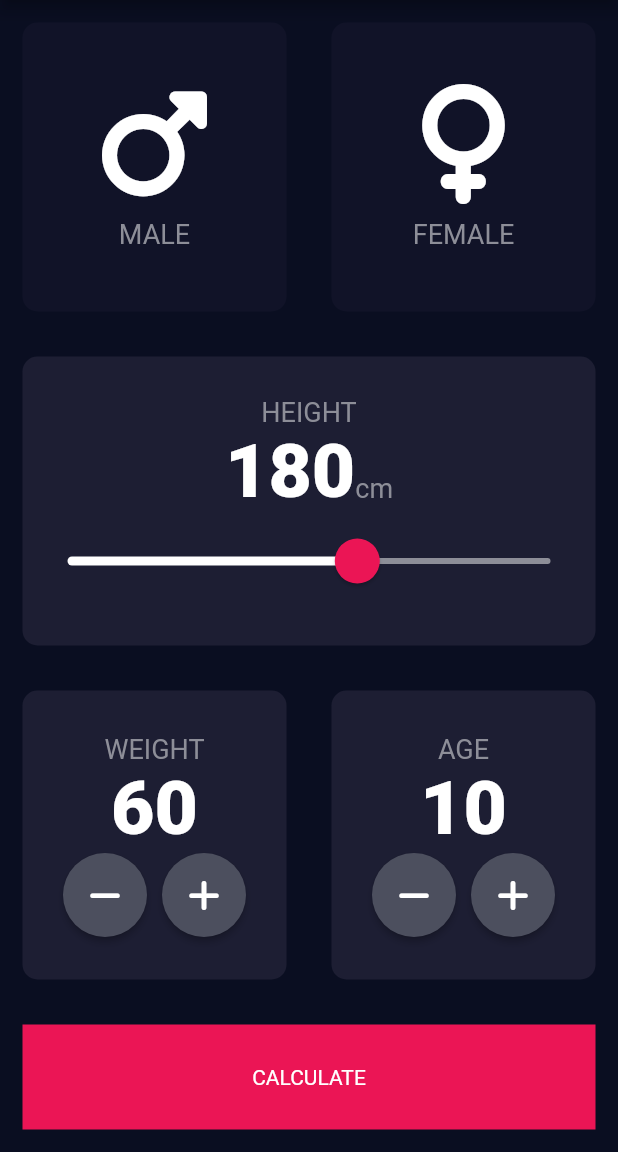
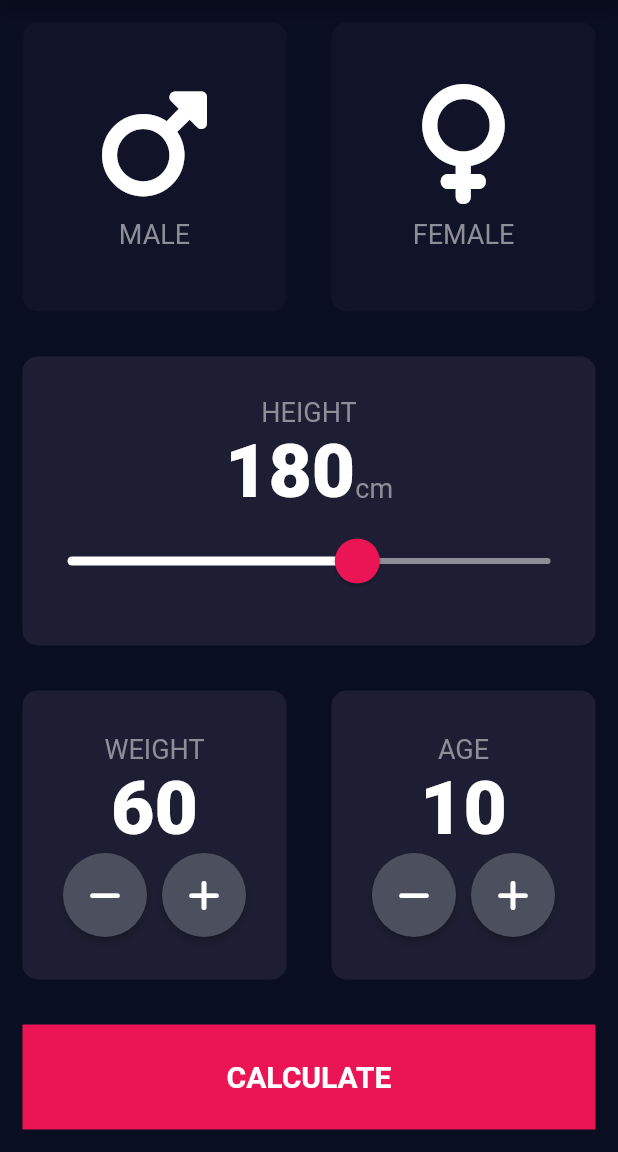
Before and after one commit to Chris-Eminence/BMI-Calculator, a Flutter app: the screen it shows after launch, on a phone screen of 412 x 824 dp, the part 84-1236 px from its top. Run offline on Flutter 3.47's test engine with Material 2 defaults, Android fonts, the phone set to English and light mode, and no system bars; our stand-ins replace font_awesome_flutter.

Commit message:
BMI CALCULATOR COMPLETED

```diff
--- /dev/null
+++ b/lib/bottom_botton.dart
@@ -0,0 +1,23 @@
+import 'package:flutter/material.dart';
+import 'constants.dart';
+
+
+class BottomButtonWidget extends StatelessWidget {
+  BottomButtonWidget({required this.onTap, required this.buttonText});
+
+  final Function() onTap;
+  final String buttonText;
+  @override
+  Widget build(BuildContext context) {
+    return GestureDetector(
+      onTap: onTap,
+      child: Container(
+        color: kBottomContainerColor,
+        margin: const EdgeInsets.all(15.0),
+        width: double.infinity,
+        height: kBottomContainerHeight,
+        child: Center(child: Text(buttonText, style: kLArgeNumberTextStyle,)),
+      ),
+    );
+  }
+}
--- a/lib/input_page.dart
+++ b/lib/input_page.dart
@@ -2,8 +2,10 @@ import 'icon_content.dart';
 import 'reuseable_card.dart';
 import 'package:flutter/cupertino.dart';
 import 'package:flutter/material.dart';
+import 'bottom_botton.dart';
 import 'constants.dart';
 import 'result_page.dart';
+import 'calculator_brain.dart';
 import 'package:font_awesome_flutter/font_awesome_flutter.dart';
 
 enum Gender { male, female, noneSelected }
@@ -200,25 +202,26 @@ class _InputPageState extends State<InputPage> {
               ],
             ),
           ),
-          GestureDetector(
+          BottomButtonWidget(
+            buttonText: ('CALCULATE'),
             onTap: (){
-              Navigator.push(context, MaterialPageRoute(builder: ((context) {
-                return ResultPage();
-              }),),);
+              CalculatorBrain calculatorBrain = CalculatorBrain(height: height, weight: weight);
+
+              Navigator.push(context, MaterialPageRoute(builder: (constext){
+                return ResultPage(
+                  bmiResult: calculatorBrain.calculateBmi(),
+                  resultText: calculatorBrain.getResult(),
+                  interpretation: calculatorBrain.getInterpretation(),
+                );
+              }));
             },
-            child: Container(
-              color: kBottomContainerColor,
-              margin: const EdgeInsets.all(15.0),
-              width: double.infinity,
-              height: kBottomContainerHeight,
-              child: const Center(child: Text('CALCULATE')),
-            ),
           ),
         ],
       ),
     );
   }
 }
+
 
 class RoundIconButton extends StatelessWidget {
   RoundIconButton({required this.icon, required this.onPressed});
```
Also changed, not shown: lib/calculator_brain.dart (added, +35 -0 lines), lib/constants.dart (+15 -0 lines), lib/result_page.dart (+46 -1 lines).
